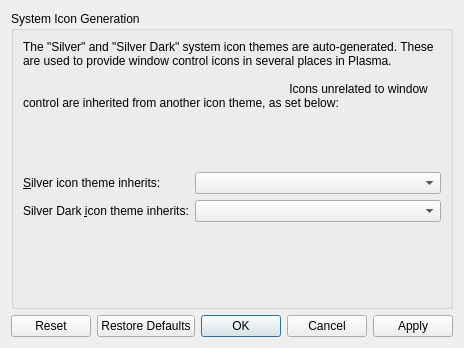
First picture: the form in kdecoration/config/ui/systemicongeneration.ui, repository sonicde-debian/silver-theme, before the edit.
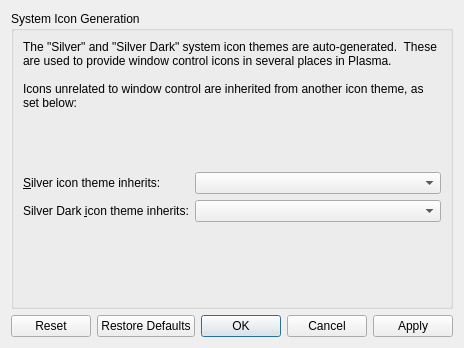
Second picture: the form after the edit.

Patch:
```diff
--- a/kdecoration/config/ui/systemicongeneration.ui
+++ b/kdecoration/config/ui/systemicongeneration.ui
@@ -23,9 +23,9 @@
                                                 <item alignment="Qt::AlignTop">
                                                         <widget class="QLabel" name="label">
                                                                 <property name="text">
-                                                                        <string>The &quot;Silver&quot; and &quot;Silver Dark&quot; system icon themes are auto-generated. These are used to provide window control icons in several places in Plasma.
+         <string>The &quot;Silver&quot; and &quot;Silver Dark&quot; system icon themes are auto-generated.  These are used to provide window control icons in several places in Plasma.
 
-                                                                                Icons unrelated to window control are inherited from another icon theme, as set below:</string>
+Icons unrelated to window control are inherited from another icon theme, as set below:</string>
                                                                 </property>
                                                                 <property name="wordWrap">
                                                                         <bool>true</bool>
```
Left out of the diff: 6 changed lines with no effect on the pictures. Lines whose indentation alone changed are shown as unchanged.
